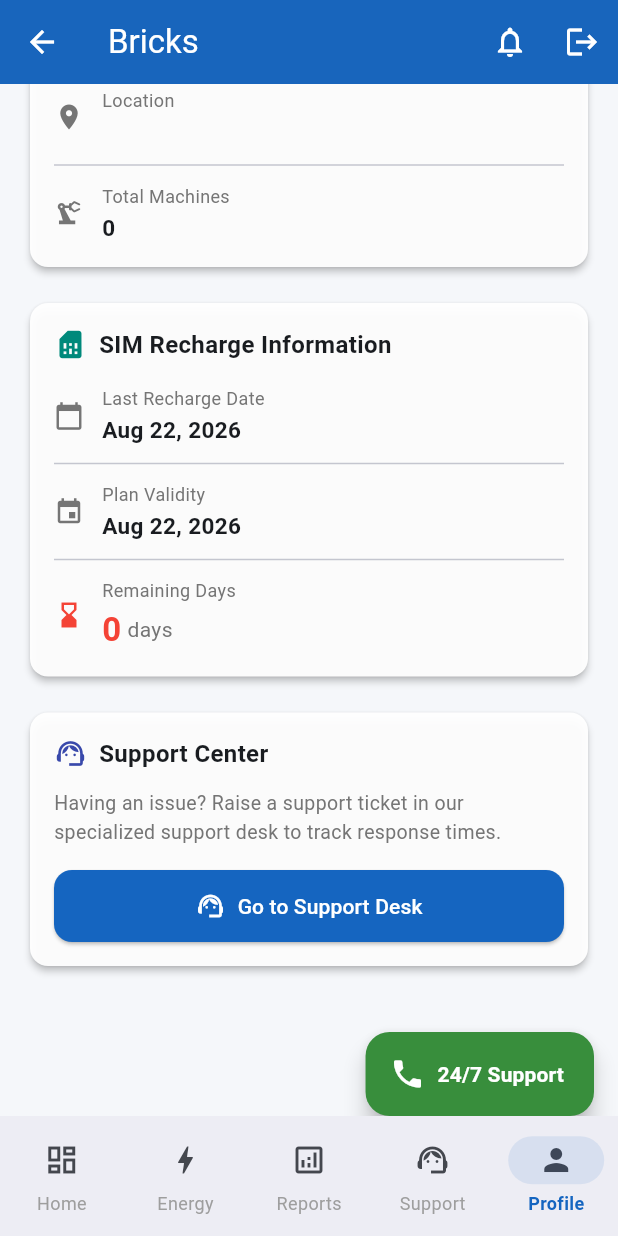
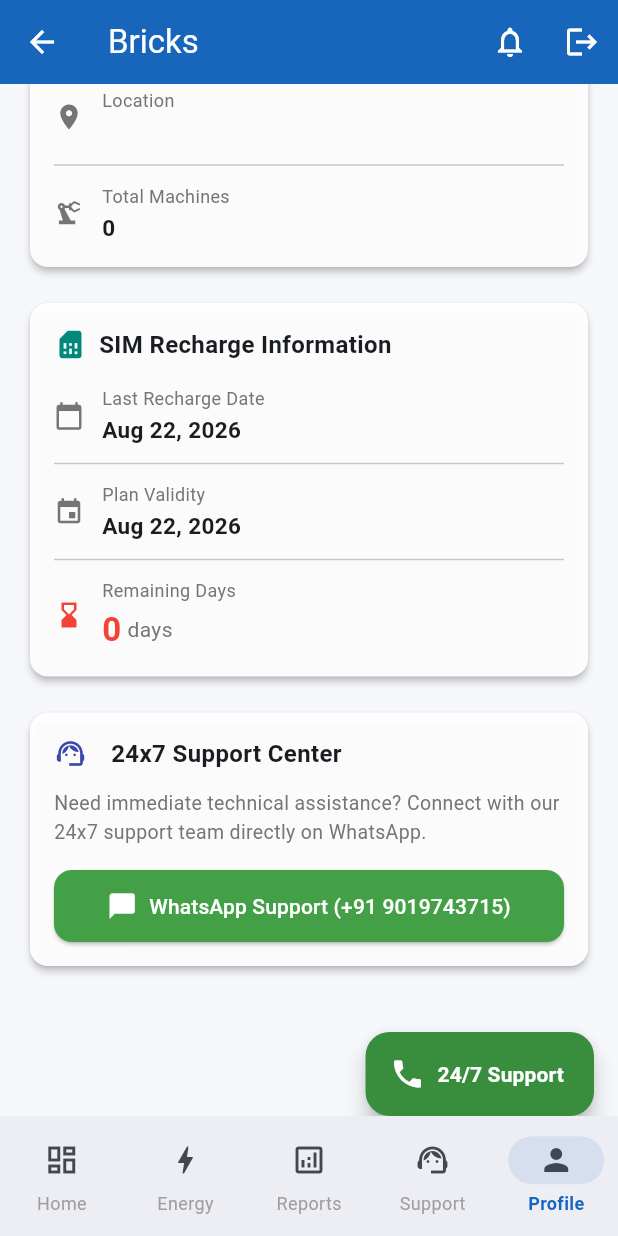
Before and after one commit to sightopsgitai-star/bricks, a Flutter app: the MainScreen screen opened directly, item 5 of the bottom bar chosen, scrolled down 503 dp, on a phone screen of 412 x 824 dp. Run offline on Flutter 3.47's test engine with Material 3 defaults, Android fonts, the phone set to English and light mode, and no system bars; our stand-ins replace fl_chart, flutter_local_notifications, pdf, printing; missing offline and left inert: excel, universal_html; accounts and stored records are empty; network calls fail.

Commit message:
Update 24x7 Support WhatsApp number to +91 9019743715

```diff
--- a/aws_deploy/frontend/lib/screens/profile_screen.dart
+++ b/aws_deploy/frontend/lib/screens/profile_screen.dart
@@ -347,26 +347,38 @@ class _ProfileScreenState extends State<ProfileScreen> {
               children: [
                 Icon(Icons.support_agent, color: Colors.indigo.shade600, size: 22),
                 const SizedBox(width: 8),
-                const Text('Support Center', style: TextStyle(fontSize: 16, fontWeight: FontWeight.bold)),
+                const SizedBox(width: 8),
+                const Text('24x7 Support Center', style: TextStyle(fontSize: 16, fontWeight: FontWeight.bold)),
               ],
             ),
             const SizedBox(height: 12),
-            Text('Having an issue? Raise a support ticket in our specialized support desk to track response times.',
+            Text('Need immediate technical assistance? Connect with our 24x7 support team directly on WhatsApp.',
               style: TextStyle(fontSize: 13, color: Colors.grey[600])),
             const SizedBox(height: 16),
             SizedBox(
               width: double.infinity,
               child: ElevatedButton.icon(
-                onPressed: () {
-                  // This is a placeholder since the ProfileScreen doesn't have access to the MainScreen's state
-                  // but in a real app, you'd use a GlobalKey or similar to switch tabs.
-                  ScaffoldMessenger.of(context).showSnackBar(
-                    const SnackBar(content: Text('Please use the "Support" tab in the sidebar to raise tickets.')),
-                  );
+                onPressed: () async {
+                  final authProvider = context.read<AuthProvider>();
+                  final companyProvider = context.read<CompanyProvider>();
+                  final clientName = companyProvider.selectedCompany?.name ?? 'Client';
+                  final clientId = companyProvider.selectedCompany?.id ?? authProvider.clientId ?? 'N/A';
+                  final text = "👋 *Hello 24x7 Support Team*\n\n"
+                               "🏢 *Client Name:* $clientName\n"
+                               "🆔 *Client ID:* $clientId\n"
+                               "I need assistance regarding our machine operations.";
+                  final whatsappUrl = Uri.parse("https://api.whatsapp.com/send?phone=919019743715&text=${Uri.encodeComponent(text)}");
+                  try {
+                    if (await canLaunchUrl(whatsappUrl)) {
+                      await launchUrl(whatsappUrl, mode: LaunchMode.externalApplication);
+                    }
+                  } catch (_) {}
                 },
-                icon: const Icon(Icons.support_agent, size: 20),
-                label: const Text('Go to Support Desk'),
+                icon: const Icon(Icons.chat_bubble, size: 20, color: Colors.white),
+                label: const Text('WhatsApp Support (+91 9019743715)'),
                 style: ElevatedButton.styleFrom(
+                  backgroundColor: Colors.green.shade600,
+                  foregroundColor: Colors.white,
                   padding: const EdgeInsets.symmetric(vertical: 14),
                   shape: RoundedRectangleBorder(borderRadius: BorderRadius.circular(12)),
                 ),
--- a/demo-main/lib/screens/profile_screen.dart
+++ b/demo-main/lib/screens/profile_screen.dart
@@ -363,7 +363,7 @@ class _ProfileScreenState extends State<ProfileScreen> {
                                "🏢 *Client Name:* $clientName\n"
                                "🆔 *Client ID:* $clientId\n"
                                "I need assistance regarding our machine operations.";
-                  final whatsappUrl = Uri.parse("https://api.whatsapp.com/send?phone=916369462210&text=${Uri.encodeComponent(text)}");
+                  final whatsappUrl = Uri.parse("https://api.whatsapp.com/send?phone=919019743715&text=${Uri.encodeComponent(text)}");
                   try {
                     if (await canLaunchUrl(whatsappUrl)) {
                       await launchUrl(whatsappUrl, mode: LaunchMode.externalApplication);
@@ -371,7 +371,7 @@ class _ProfileScreenState extends State<ProfileScreen> {
                   } catch (_) {}
                 },
                 icon: const Icon(Icons.chat_bubble, size: 20, color: Colors.white),
-                label: const Text('WhatsApp Support (+91 6369462210)'),
+                label: const Text('WhatsApp Support (+91 9019743715)'),
                 style: ElevatedButton.styleFrom(
                   backgroundColor: Colors.green.shade600,
                   foregroundColor: Colors.white,
--- a/demo-main/lib/screens/tickets_screen.dart
+++ b/demo-main/lib/screens/tickets_screen.dart
@@ -128,7 +128,7 @@ class _TicketsScreenState extends State<TicketsScreen> {
                     const SnackBar(content: Text('Ticket raised successfully! Opening WhatsApp...'), backgroundColor: Colors.green),
                   );
 
-                  // Send message to Admin WhatsApp: 916369462210
+                  // Send message to Admin WhatsApp: 919019743715
                   final authProvider = context.read<AuthProvider>();
                   final companyProvider = context.read<CompanyProvider>();
                   final clientName = companyProvider.selectedCompany?.name ?? 'Client';
@@ -141,7 +141,7 @@ class _TicketsScreenState extends State<TicketsScreen> {
                                "📝 *Description:* ${desc.isNotEmpty ? desc : 'N/A'}\n"
                                "📅 *Date:* ${DateTime.now().toString().split('.')[0]}";
 
-                  final whatsappUrl = Uri.parse("https://api.whatsapp.com/send?phone=916369462210&text=${Uri.encodeComponent(text)}");
+                  final whatsappUrl = Uri.parse("https://api.whatsapp.com/send?phone=919019743715&text=${Uri.encodeComponent(text)}");
                   try {
                     if (await canLaunchUrl(whatsappUrl)) {
                       await launchUrl(whatsappUrl, mode: LaunchMode.externalApplication);
```
Also changed, not shown: aws_deploy/frontend/lib/screens/tickets_screen.dart (+22 -1 lines), 3 other files.
